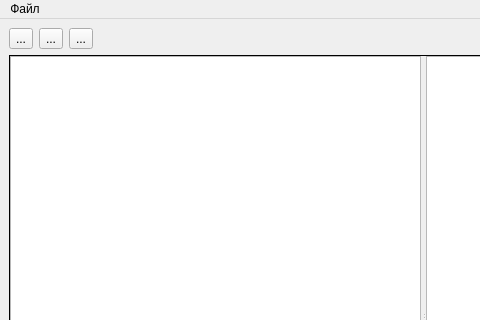
This is mainwindow.ui in mikhailKhmel/database_viewer as Qt 5 draws it before an edit; both pictures show x 0 to 480 and y 0 to 320 of the 846 by 618 pixel window. The edited form follows.
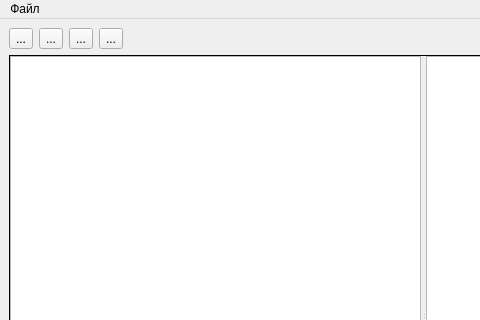
This is the edited form. Icons and pictures are not drawn.

```diff
--- a/mainwindow.ui
+++ b/mainwindow.ui
@@ -106,7 +106,7 @@
       </property>
      </widget>
     </item>
-    <item row="0" column="3">
+    <item row="0" column="4">
      <spacer name="horizontalSpacer">
       <property name="orientation">
        <enum>Qt::Horizontal</enum>
@@ -170,6 +170,23 @@
       </property>
      </widget>
     </item>
+    <item row="0" column="3">
+     <widget class="QToolButton" name="toolButton_filter">
+      <property name="text">
+       <string>...</string>
+      </property>
+      <property name="icon">
+       <iconset>
+        <normaloff>src/icons8-filter-32.png</normaloff>src/icons8-filter-32.png</iconset>
+      </property>
+      <property name="iconSize">
+       <size>
+        <width>30</width>
+        <height>30</height>
+       </size>
+      </property>
+     </widget>
+    </item>
    </layout>
   </widget>
   <widget class="QMenuBar" name="menubar">
```
Left out of the diff: 82 changed lines with no effect on the pictures.
